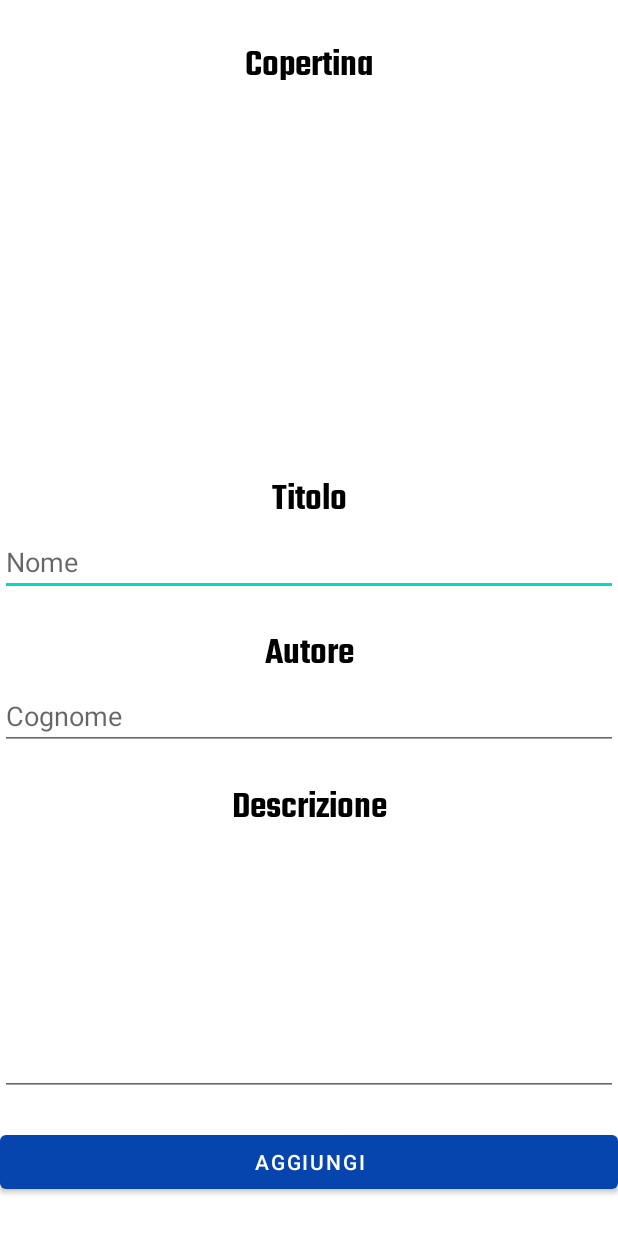
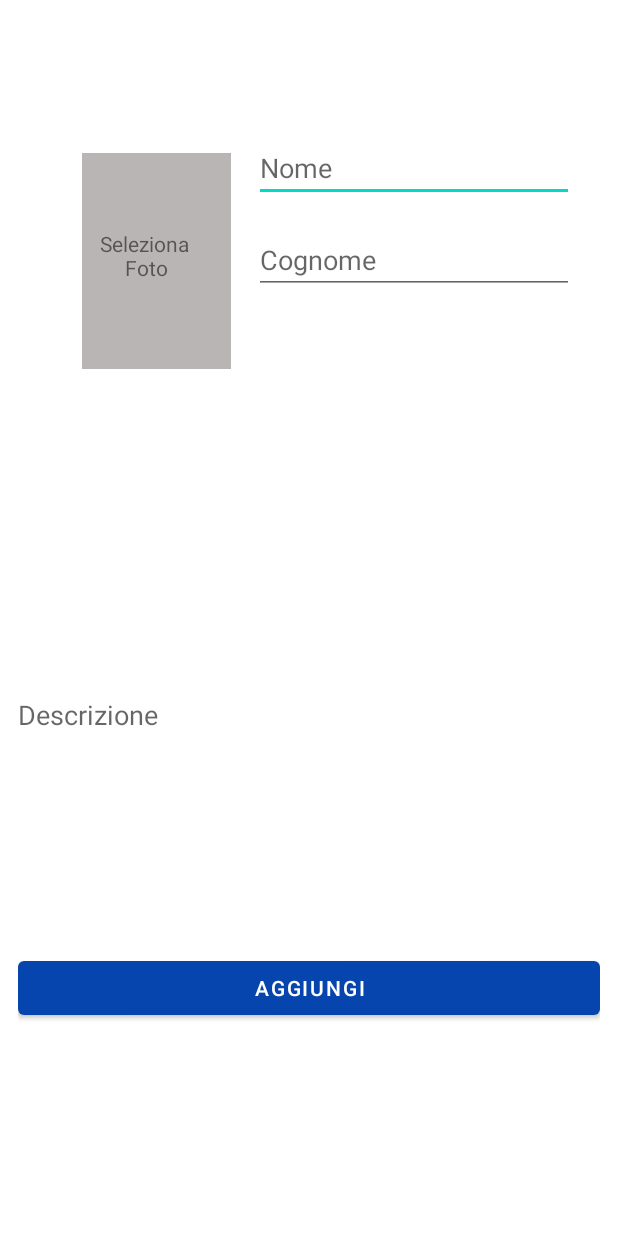
Before and after one commit to Alovato99/Lovato-Bettoni-Biblioteca, an Android app: the fragment AddBooksFragment shown on its own in the app's theme, on a phone screen of 412 x 824 dp. Shown: the top 1233 px of the screen. Run offline under Robolectric (Android 15) with nearby library versions, the phone set to English and light mode, and no system bars.

Commit message:
0.0.4.5 added book management UI

```diff
--- a/app/src/main/java/com/example/bibliotecabl/ui/addbooks/AddBooksFragment.kt
+++ b/app/src/main/java/com/example/bibliotecabl/ui/addbooks/AddBooksFragment.kt
@@ -3,9 +3,6 @@ package com.example.bibliotecabl.ui.addbooks
 import android.app.Activity
 import android.content.ContentValues.TAG
 import android.content.Intent
-import android.database.Cursor
-import android.graphics.Bitmap
-import android.graphics.BitmapFactory
 import android.net.Uri
 import android.os.Bundle
 import android.provider.MediaStore
@@ -14,9 +11,10 @@ import android.view.LayoutInflater
 import android.view.View
 import android.view.ViewGroup
 import android.widget.Button
-import android.widget.ImageView
+import android.widget.TextView
 import androidx.fragment.app.Fragment
 import com.example.bibliotecabl.R
+import kotlinx.android.synthetic.main.fragment_add_books.*
 
 
 class AddBooksFragment: Fragment() {
@@ -33,7 +31,7 @@ class AddBooksFragment: Fragment() {
         /*addBooksViewModel =
                 ViewModelProvider(this).get(AddBooksViewModel::class.java)*/
         val root = inflater.inflate(R.layout.fragment_add_books, container, false)
-        val addCover:Button=root.findViewById(R.id.imageIcon)
+        val addCover:TextView=root.findViewById(R.id.select_photo_button)
         /*val textView: TextView = root.findViewById(R.id.text_add_books)
         addBooksViewModel.text.observe(viewLifecycleOwner, Observer {
             textView.text = it
@@ -58,11 +56,11 @@ class AddBooksFragment: Fragment() {
 
             selectedPhotoUri = data.data
 
-            /*val bitmap = MediaStore.Images.Media.getBitmap(contentResolver, selectedPhotoUri)
+            val bitmap = MediaStore.Images.Media.getBitmap(activity?.contentResolver, selectedPhotoUri)
 
-            selectphoto_imageview_register.setImageBitmap(bitmap)
+            imageIcon.setImageBitmap(bitmap)
 
-            selectphoto_button_register.alpha = 0f*/
+            select_photo_button.alpha = 0f
         }
     }
 
--- /dev/null
+++ b/app/src/main/res/drawable/multi_text_rectangle.xml
@@ -0,0 +1,7 @@
+<?xml version="1.0" encoding="utf-8"?>
+<selector xmlns:android="http://schemas.android.com/apk/res/android">
+    <shape xmlns:android="http://schemas.android.com/apk/res/android" android:shape="rectangle" >
+        <solid android:color="@color/black" />
+        <stroke android:width="1dip" android:color="#4fa5d5"/>
+    </shape>
+</selector>
--- a/app/src/main/res/layout/fragment_add_books.xml
+++ b/app/src/main/res/layout/fragment_add_books.xml
@@ -6,107 +6,90 @@
     android:layout_height="match_parent"
     android:layout_marginTop="25dp"
     android:layout_marginBottom="25dp"
+    android:padding="12dp"
     tools:context="ui.addbooks.AddBooksFragment">
-
-    <TextView
-        android:id="@+id/textView6"
-        android:layout_width="match_parent"
-        android:layout_height="wrap_content"
-        android:fontFamily="@font/teko_semibold"
-        android:gravity="center"
-        android:text="@string/bookCover"
-        android:textColor="@color/black"
-        android:textSize="25sp"
-        app:layout_constraintTop_toTopOf="parent"
-        tools:layout_editor_absoluteX="-53dp" />
 
     <ImageView
         android:id="@+id/imageIcon"
         android:layout_width="99dp"
         android:layout_height="144dp"
+        android:layout_marginTop="32dp"
+        android:layout_marginBottom="57dp"
         android:layout_weight="1"
+        android:background="#BAB5B5"
         android:onClick="selectImage"
-        app:layout_constraintBottom_toTopOf="@+id/textView2"
+        app:layout_constraintBottom_toTopOf="@+id/editTextTextMultiLine"
         app:layout_constraintEnd_toEndOf="parent"
+        app:layout_constraintHorizontal_bias="0.147"
         app:layout_constraintStart_toStartOf="parent"
-        app:layout_constraintTop_toBottomOf="@+id/textView6" />
-
-    <TextView
-        android:id="@+id/textView2"
-        android:layout_width="match_parent"
-        android:layout_height="wrap_content"
-        android:fontFamily="@font/teko_semibold"
-        android:gravity="center"
-        android:text="@string/bookTitle"
-        android:textColor="@color/black"
-        android:textSize="25sp"
-        app:layout_constraintBottom_toTopOf="@+id/nameEditText"
-        tools:layout_editor_absoluteX="49dp" />
+        app:layout_constraintTop_toTopOf="parent" />
 
     <EditText
         android:id="@+id/nameEditText"
-        android:layout_width="match_parent"
+        android:layout_width="wrap_content"
         android:layout_height="wrap_content"
-        android:layout_marginBottom="20dp"
+        android:layout_marginStart="15dp"
+        android:layout_marginLeft="15dp"
+        android:layout_marginTop="52dp"
+        android:layout_marginEnd="40dp"
+        android:layout_marginRight="40dp"
         android:ems="10"
         android:hint="@string/signupName"
         android:inputType="textPersonName"
-        app:layout_constraintBottom_toTopOf="@+id/textView3"
-        tools:layout_editor_absoluteX="0dp" />
-
-    <TextView
-        android:id="@+id/textView3"
-        android:layout_width="match_parent"
-        android:layout_height="wrap_content"
-        android:fontFamily="@font/teko_semibold"
-        android:gravity="center"
-        android:text="@string/bookAuthor"
-        android:textColor="@color/black"
-        android:textSize="25sp"
-        app:layout_constraintBottom_toTopOf="@+id/surnameEditText"
-        tools:layout_editor_absoluteX="0dp" />
+        app:layout_constraintEnd_toEndOf="parent"
+        app:layout_constraintHorizontal_bias="0.0"
+        app:layout_constraintStart_toEndOf="@+id/imageIcon"
+        app:layout_constraintTop_toTopOf="parent" />
 
     <EditText
         android:id="@+id/surnameEditText"
-        android:layout_width="match_parent"
+        android:layout_width="wrap_content"
         android:layout_height="wrap_content"
-        android:layout_marginBottom="20dp"
+        android:layout_marginStart="15dp"
+        android:layout_marginLeft="15dp"
+        android:layout_marginTop="16dp"
         android:ems="10"
         android:hint="@string/signupSurname"
         android:inputType="textPersonName"
-        app:layout_constraintBottom_toTopOf="@+id/textView4"
-        tools:layout_editor_absoluteX="16dp" />
-
-    <TextView
-        android:id="@+id/textView4"
-        android:layout_width="match_parent"
-        android:layout_height="wrap_content"
-        android:fontFamily="@font/teko_semibold"
-        android:gravity="center"
-        android:text="@string/bookDescription"
-        android:textColor="@color/black"
-        android:textSize="25sp"
-        app:layout_constraintBottom_toTopOf="@+id/editTextTextMultiLine"
-        tools:layout_editor_absoluteX="0dp" />
+        app:layout_constraintEnd_toEndOf="parent"
+        app:layout_constraintHorizontal_bias="0.0"
+        app:layout_constraintStart_toEndOf="@+id/imageIcon"
+        app:layout_constraintTop_toBottomOf="@+id/nameEditText" />
 
     <EditText
         android:id="@+id/editTextTextMultiLine"
         android:layout_width="match_parent"
         android:layout_height="173dp"
-        android:layout_marginBottom="20dp"
+        android:layout_marginBottom="68dp"
         android:ems="10"
         android:gravity="start|top"
+        android:hint="\n\n\n\n\n\nDescrizione"
         android:inputType="textMultiLine"
+        android:background="@drawable/multi_text_rectangle"
         app:layout_constraintBottom_toTopOf="@+id/addBookButton"
-        tools:layout_editor_absoluteX="16dp" />
+        app:layout_constraintTop_toBottomOf="@+id/surnameEditText"
+        app:layout_constraintVertical_bias="0.708"
+        tools:layout_editor_absoluteX="12dp" />
 
     <Button
         android:id="@+id/addBookButton"
         android:layout_width="match_parent"
         android:layout_height="wrap_content"
+        android:layout_marginBottom="104dp"
         android:text="@string/addBook"
         app:backgroundTint="@color/blueLink"
         app:layout_constraintBottom_toBottomOf="parent"
-        tools:layout_editor_absoluteX="0dp" />
+        tools:layout_editor_absoluteX="12dp" />
+
+    <TextView
+        android:id="@+id/select_photo_button"
+        android:layout_width="75dp"
+        android:layout_height="51dp"
+        android:text="Seleziona\n     Foto"
+        app:layout_constraintBottom_toBottomOf="@+id/imageIcon"
+        app:layout_constraintEnd_toEndOf="@+id/imageIcon"
+        app:layout_constraintStart_toStartOf="@+id/imageIcon"
+        app:layout_constraintTop_toTopOf="@+id/imageIcon"
+        app:layout_constraintVertical_bias="0.548" />
 
 </androidx.constraintlayout.widget.ConstraintLayout>
```
